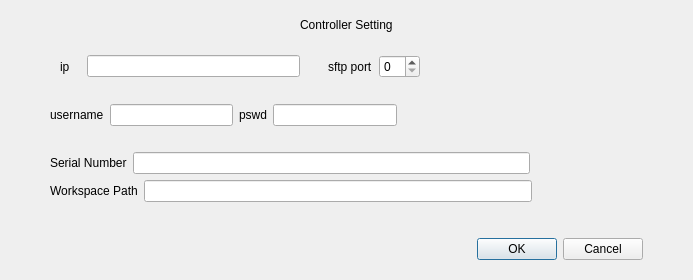
The window that RoboEditor/src/ui/ControllerSettings.ui (LetsGoGTR/RoboEditor) describes before a commit, drawn with Qt 5.
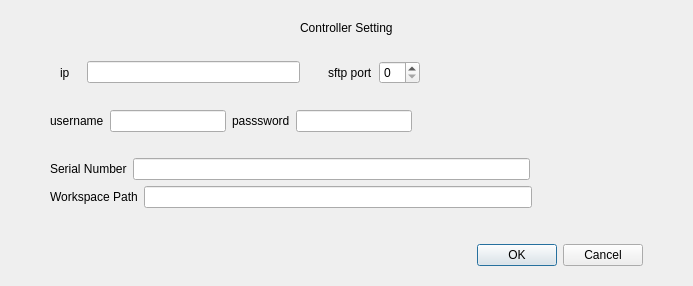
The same window after the commit.

What changed in the file:
```diff
--- a/RoboEditor/src/ui/ControllerSettings.ui
+++ b/RoboEditor/src/ui/ControllerSettings.ui
@@ -7,7 +7,7 @@
     <x>0</x>
     <y>0</y>
     <width>693</width>
-    <height>280</height>
+    <height>286</height>
    </rect>
   </property>
   <property name="windowTitle">
@@ -147,7 +147,7 @@
      <item>
       <widget class="QLabel" name="label_3">
        <property name="text">
-        <string>pswd</string>
+        <string>passsword</string>
        </property>
       </widget>
      </item>
```
